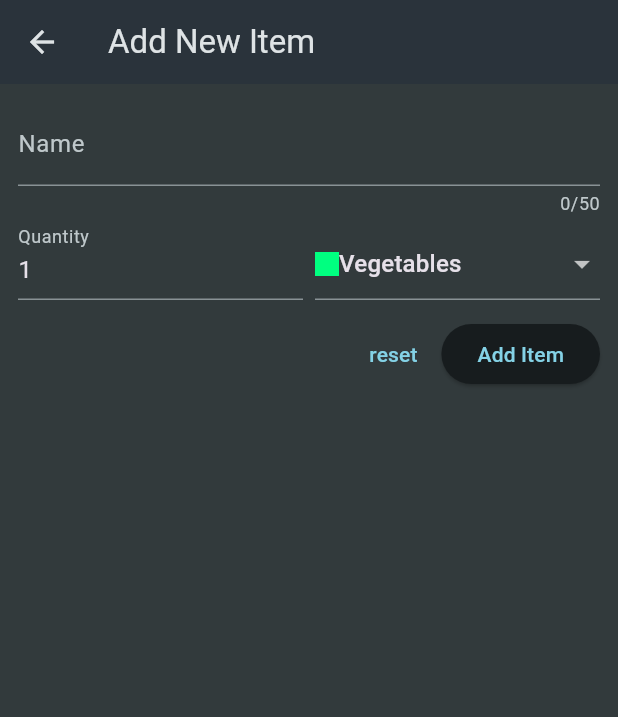
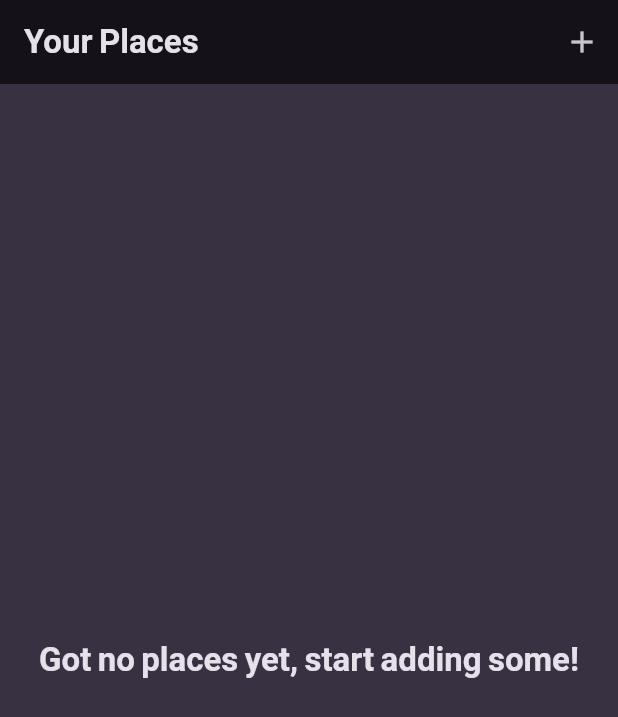
Before and after one commit to sibeux/flutter_mobile, a Flutter app: the screen it shows after launch, after a tap on the "add" icon, on a phone screen of 412 x 824 dp. Shown: the top 717 px of the screen. Run offline on Flutter 3.47's test engine with Material 3 defaults, Android fonts, the phone set to English and light mode, and no system bars; our stand-ins replace flutter_riverpod, google_fonts, hexcolor, smooth_page_indicator, transparent_image, velocity_x.

Commit message:
Add favorite places app

```diff
--- a/lib/main.dart
+++ b/lib/main.dart
@@ -7,6 +7,7 @@ import 'package:flutter_mobile/course_kopianan/main_anan.dart';
 import 'package:flutter_mobile/udemy_max/dice_roller/gradient_container.dart';
 import 'package:flutter_mobile/udemy_max/dice_roller/main_dice_roller.dart';
 import 'package:flutter_mobile/udemy_max/expenses_track/main_expenses_app.dart';
+import 'package:flutter_mobile/udemy_max/favorite_places/favorite_app_main.dart';
 import 'package:flutter_mobile/udemy_max/meal_app/meal_app_main.dart';
 import 'package:flutter_mobile/udemy_max/quiz_app/main_quiz_app.dart';
 import 'package:flutter_mobile/udemy_max/quiz_app/start_screen.dart';
@@ -25,6 +26,7 @@ void main(List<String> args) {
     // runApp(const MainTodoApp());
     // runApp(const ProviderScope(child: MainMealApp()));
     // runApp(const ProviderScope(child: MainSihalalApp()));
-    runApp(const ShoppingListApp());
+    // runApp(const ShoppingListApp());
+    runApp(const FavoriteAppMain());
   });
 }
--- /dev/null
+++ b/lib/udemy_max/favorite_places/favorite_app_main.dart
@@ -0,0 +1,39 @@
+import 'package:flutter/material.dart';
+import 'package:flutter_mobile/udemy_max/favorite_places/screens/places.dart';
+
+import 'package:google_fonts/google_fonts.dart';
+
+final colorScheme = ColorScheme.fromSeed(
+  brightness: Brightness.dark,
+  seedColor: const Color.fromARGB(255, 102, 6, 247),
+  background: const Color.fromARGB(255, 56, 49, 66),
+);
+
+final theme = ThemeData().copyWith(
+  scaffoldBackgroundColor: colorScheme.background,
+  colorScheme: colorScheme,
+  textTheme: GoogleFonts.ubuntuCondensedTextTheme().copyWith(
+    titleSmall: GoogleFonts.ubuntuCondensed(
+      fontWeight: FontWeight.bold,
+    ),
+    titleMedium: GoogleFonts.ubuntuCondensed(
+      fontWeight: FontWeight.bold,
+    ),
+    titleLarge: GoogleFonts.ubuntuCondensed(
+      fontWeight: FontWeight.bold,
+    ),
+  ),
+);
+
+class FavoriteAppMain extends StatelessWidget {
+  const FavoriteAppMain({Key? key}) : super(key: key);
+
+  @override
+  Widget build(BuildContext context) {
+    return MaterialApp(
+      title: 'Great Places',
+      theme: theme,
+      home: const PlacesScreen(),
+    );
+  }
+}
--- /dev/null
+++ b/lib/udemy_max/favorite_places/model/place.dart
@@ -0,0 +1,11 @@
+import 'package:uuid/uuid.dart';
+
+const uuid = Uuid();
+
+class Place {
+  Place({required this.title}) : id = uuid.v4();
+
+  final String id;
+  final String title;
+
+}
--- /dev/null
+++ b/lib/udemy_max/favorite_places/screens/places.dart
@@ -0,0 +1,24 @@
+import 'package:flutter/material.dart';
+import 'package:flutter_mobile/udemy_max/favorite_places/widgets/places_list.dart';
+
+class PlacesScreen extends StatelessWidget {
+  const PlacesScreen({super.key});
+
+  @override
+  Widget build(BuildContext context) {
+    return Scaffold(
+      appBar: AppBar(
+        title: const Text('Your Places'),
+        actions: [
+          IconButton(
+            icon: const Icon(Icons.add),
+            onPressed: () {
+              // Navigate to add place screen
+            },
+          ),
+        ],
+      ),
+      body: PlaceList(places: []),
+    );
+  }
+}
--- /dev/null
+++ b/lib/udemy_max/favorite_places/widgets/places_list.dart
@@ -0,0 +1,33 @@
+import 'package:flutter/material.dart';
+import 'package:flutter_mobile/udemy_max/favorite_places/model/place.dart';
+
+class PlaceList extends StatelessWidget {
+  const PlaceList({super.key, required this.places});
+
+  final List<Place> places;
+
+  @override
+  Widget build(BuildContext context) {
+    if (places.isEmpty) {
+      return Center(
+        child: Text(
+          'Got no places yet, start adding some!',
+          style: Theme.of(context).textTheme.titleLarge!.copyWith(
+                color: Theme.of(context).colorScheme.onBackground,
+              ),
+        ),
+      );
+    }
+
+    return ListView.builder(
+        itemCount: places.length,
+        itemBuilder: (context, index) => ListTile(
+              title: Text(
+                places[index].title,
+                style: Theme.of(context).textTheme.titleMedium!.copyWith(
+                      color: Theme.of(context).colorScheme.onBackground,
+                    ),
+              ),
+            ));
+  }
+}
```
Also changed, not shown: lib/udemy_max/favorite_places/screens/add_place.dart (added), lib/udemy_max/favorite_places/screens/places_detail.dart (added).
